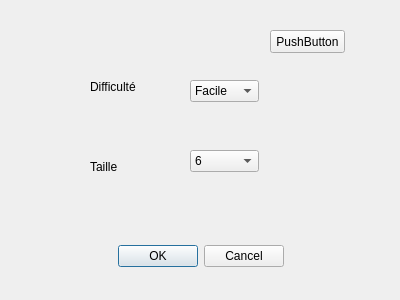
Before: the Qt Designer form NewGame.ui in CDZo/Project-Takuzu, drawn with Qt 5.
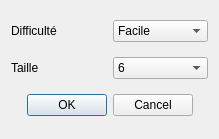
After: the same form once the commit is applied.

Commit message: add gridlayout set max/min size

```diff
--- a/NewGame.ui
+++ b/NewGame.ui
@@ -6,41 +6,44 @@
    <rect>
     <x>0</x>
     <y>0</y>
-    <width>400</width>
-    <height>300</height>
+    <width>219</width>
+    <height>139</height>
    </rect>
   </property>
+  <property name="sizePolicy">
+   <sizepolicy hsizetype="Minimum" vsizetype="Minimum">
+    <horstretch>0</horstretch>
+    <verstretch>0</verstretch>
+   </sizepolicy>
+  </property>
+  <property name="minimumSize">
+   <size>
+    <width>219</width>
+    <height>139</height>
+   </size>
+  </property>
+  <property name="maximumSize">
+   <size>
+    <width>219</width>
+    <height>139</height>
+   </size>
+  </property>
   <property name="windowTitle">
    <string>Dialog</string>
   </property>
-  <widget class="QDialogButtonBox" name="validationButton">
-   <property name="geometry">
-    <rect>
-     <x>30</x>
-     <y>240</y>
-     <width>341</width>
-     <height>32</height>
-    </rect>
-   </property>
-   <property name="orientation">
-    <enum>Qt::Horizontal</enum>
-   </property>
-   <property name="standardButtons">
-    <set>QDialogButtonBox::Cancel|QDialogButtonBox::Ok</set>
-   </property>
-   <property name="centerButtons">
-    <bool>true</bool>
-   </property>
-  </widget>
+  <property name="sizeGripEnabled">
+   <bool>false</bool>
+  </property>
+  <layout class="QGridLayout" name="gridLayout">
+   <item row="0" column="0">
+    <widget class="QLabel" name="label">
+     <property name="text">
+      <string>Difficulté</string>
+     </property>
+    </widget>
+   </item>
+   <item row="0" column="1">
   <widget class="QComboBox" name="difficultBox">
-   <property name="geometry">
-    <rect>
-     <x>190</x>
-     <y>80</y>
-     <width>69</width>
-     <height>22</height>
-    </rect>
-   </property>
    <item>
     <property name="text">
      <string>Facile</string>
@@ -52,15 +55,16 @@
     </property>
    </item>
   </widget>
+   </item>
+   <item row="1" column="0">
+    <widget class="QLabel" name="label_2">
+     <property name="text">
+      <string>Taille</string>
+     </property>
+    </widget>
+   </item>
+   <item row="1" column="1">
   <widget class="QComboBox" name="sizeBox">
-   <property name="geometry">
-    <rect>
-     <x>190</x>
-     <y>150</y>
-     <width>69</width>
-     <height>22</height>
-    </rect>
-   </property>
    <item>
     <property name="text">
      <string>6</string>
@@ -77,45 +81,21 @@
     </property>
    </item>
   </widget>
-  <widget class="QLabel" name="label">
-   <property name="geometry">
-    <rect>
-     <x>90</x>
-     <y>80</y>
-     <width>47</width>
-     <height>13</height>
-    </rect>
-   </property>
-   <property name="text">
-    <string>Difficulté</string>
-   </property>
-  </widget>
-  <widget class="QLabel" name="label_2">
-   <property name="geometry">
-    <rect>
-     <x>90</x>
-     <y>160</y>
-     <width>47</width>
-     <height>13</height>
-    </rect>
-   </property>
-   <property name="text">
-    <string>Taille</string>
-   </property>
-  </widget>
-  <widget class="QPushButton" name="pushButton">
-   <property name="geometry">
-    <rect>
-     <x>270</x>
-     <y>30</y>
-     <width>75</width>
-     <height>23</height>
-    </rect>
-   </property>
-   <property name="text">
-    <string>PushButton</string>
-   </property>
-  </widget>
+   </item>
+   <item row="2" column="0" colspan="2">
+    <widget class="QDialogButtonBox" name="validationButton">
+     <property name="orientation">
+      <enum>Qt::Horizontal</enum>
+     </property>
+     <property name="standardButtons">
+      <set>QDialogButtonBox::Cancel|QDialogButtonBox::Ok</set>
+     </property>
+     <property name="centerButtons">
+      <bool>true</bool>
+     </property>
+    </widget>
+   </item>
+  </layout>
  </widget>
  <resources/>
  <connections>
```
Lines whose indentation alone changed are shown as unchanged.
